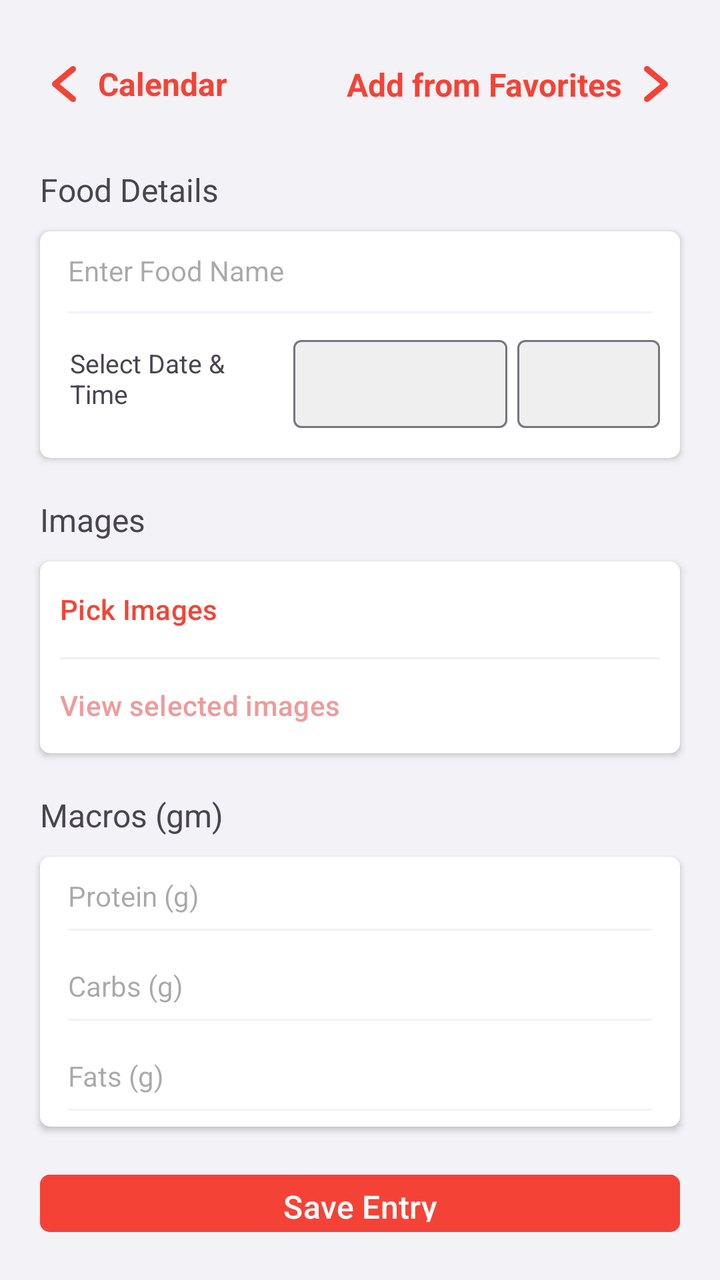
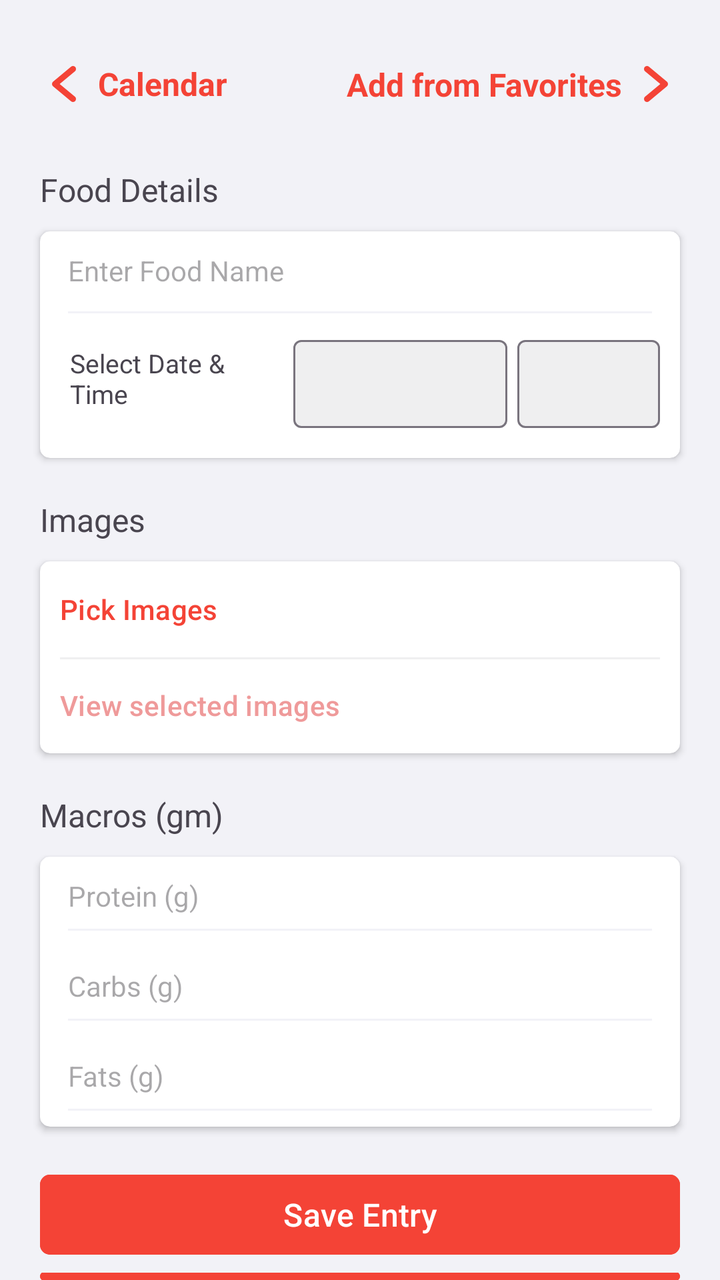

An Android layout rendered at two revisions. The XML below is the earlier revision; the diff shows what the commit changed to produce the second picture.
<!-- AndroidManifest.xml: application theme Theme.ExActHealth -->
<!-- res/layout/activity_add_food.xml -->
<?xml version="1.0" encoding="utf-8"?>
<RelativeLayout
    xmlns:android="http://schemas.android.com/apk/res/android"
    xmlns:app="http://schemas.android.com/apk/res-auto"
    xmlns:tools="http://schemas.android.com/tools"
    android:layout_width="match_parent"
    android:layout_height="match_parent"
    android:layout_gravity="center"
    android:background="@color/light_gray">

    <RelativeLayout
        android:id="@+id/food_details_toolbar_layout"
        android:layout_width="wrap_content"
        android:layout_height="wrap_content"
        android:layout_marginTop="30dp"
        android:layout_alignStart="@+id/food_details_title"
        android:layout_alignEnd="@+id/food_details_title">

        <RelativeLayout
            android:id="@+id/back_to_calendar_layout"
            android:layout_width="wrap_content"
            android:layout_height="wrap_content"
            android:clickable="true"
            android:focusable="true">

            <ImageView
                android:id="@+id/back_to_calendar_icon"
                android:layout_width="wrap_content"
                android:layout_height="wrap_content"
                android:background="@drawable/back_button">
            </ImageView>

            <TextView
                android:id="@+id/back_to_calendar_text"
                android:layout_width="wrap_content"
                android:layout_height="wrap_content"
                android:layout_toEndOf="@+id/back_to_calendar_icon"
                android:layout_alignBottom="@+id/back_to_calendar_icon"
                android:layout_alignTop="@+id/back_to_calendar_icon"
                android:layout_marginStart="5dp"
                android:gravity="center"
                android:text="Calendar"
                android:textColor="@color/red"
                android:textStyle="bold"
                android:textSize="16sp">
            </TextView>

        </RelativeLayout>

        <androidx.constraintlayout.widget.ConstraintLayout
            android:id="@+id/add_from_favorites_layout"
            android:layout_width="wrap_content"
            android:layout_height="wrap_content"
            android:layout_alignParentEnd="true"
            android:clickable="true"
            android:focusable="true">

            <TextView
                android:id="@+id/add_from_favorites_text"
                android:layout_width="wrap_content"
                android:layout_height="wrap_content"
                android:layout_marginEnd="5dp"
                android:gravity="center"
                android:text="Add from Favorites"
                android:textColor="@color/red"
                android:textSize="16sp"
                android:textStyle="bold"
                app:layout_constraintBottom_toBottomOf="@+id/add_from_favorites_icon"
                app:layout_constraintEnd_toStartOf="@+id/add_from_favorites_icon"
                app:layout_constraintTop_toTopOf="@+id/add_from_favorites_icon">
            </TextView>

            <ImageView
                android:id="@+id/add_from_favorites_icon"
                android:layout_width="wrap_content"
                android:layout_height="wrap_content"
                android:background="@drawable/forward_button"
                app:layout_constraintEnd_toEndOf="parent"
                app:layout_constraintTop_toTopOf="parent">
            </ImageView>

        </androidx.constraintlayout.widget.ConstraintLayout>

    </RelativeLayout>

    <TextView
        android:id="@+id/food_details_title"
        android:layout_width="match_parent"
        android:layout_height="wrap_content"
        android:layout_below="@+id/food_details_toolbar_layout"
        android:layout_marginTop="30dp"
        android:layout_marginStart="20dp"
        android:layout_marginEnd="20dp"
        android:textSize="16sp"
        android:text="@string/food_details_title">
    </TextView>

    <androidx.cardview.widget.CardView
        android:id="@+id/food_details_card_view"
        android:layout_width="match_parent"
        android:layout_height="wrap_content"
        android:layout_below="@+id/food_details_title"
        android:layout_marginTop="10dp"
        android:layout_marginStart="20dp"
        android:layout_marginEnd="20dp"

        app:contentPaddingLeft="10dp"
        app:contentPaddingRight="10dp"
        app:cardCornerRadius="5dp">

        <RelativeLayout
            android:id="@+id/food_details_layout"
            android:layout_width="match_parent"
            android:layout_height="match_parent">

            <EditText
                android:id="@+id/food_name_text_edit"
                android:theme="@style/DialogTheme"
                android:layout_width="match_parent"
                android:layout_height="wrap_content"
                android:paddingBottom="20dp"
                android:gravity="center_vertical"
                android:hint="@string/enter_food_name_hint"
                android:textSize="14sp"
                android:backgroundTint="@color/light_gray"
                android:inputType="textPersonName"
                android:autofillHints="name">
            </EditText>

            <LinearLayout
                android:id="@+id/food_details_date_time_layout"
                android:layout_width="match_parent"
                android:layout_height="wrap_content"
                android:layout_below="@+id/food_name_text_edit"
                android:orientation="horizontal"
                android:paddingStart="5dp"
                android:paddingBottom="15dp"
                android:gravity="center_horizontal"
                android:weightSum="12">

                <TextView
                    android:id="@+id/food_details_date_time_text"
                    android:layout_weight="4.5"
                    android:layout_width="0dp"
                    android:layout_height="match_parent"
                    android:layout_gravity="center"
                    android:gravity="center_vertical"
                    android:text="@string/select_date_and_time_title"
                    android:textSize="13sp">
                </TextView>

                <com.google.android.material.textfield.TextInputLayout
                    android:id="@+id/food_details_date_layout"
                    android:layout_weight="4.5"
                    android:layout_width="0dp"
                    android:layout_height="match_parent"
                    android:layout_marginStart="5dp"
                    android:layout_marginEnd="5dp"

                    app:boxBackgroundColor="@color/mid_gray">

                    <com.google.android.material.textfield.TextInputEditText
                        android:id="@+id/food_details_date_input"
                        android:layout_width="match_parent"
                        android:layout_height="match_parent"
                        android:gravity="center"
                        android:focusable="false"
                        android:cursorVisible="false"
                        android:focusableInTouchMode="false"
                        android:clickable="false"
                        android:inputType="date"
                        android:padding="10dp"
                        android:textSize="14sp">
                    </com.google.android.material.textfield.TextInputEditText>

                </com.google.android.material.textfield.TextInputLayout>

                <com.google.android.material.textfield.TextInputLayout
                    android:id="@+id/food_details_time_layout"
                    android:layout_weight="3"
                    android:layout_width="0dp"
                    android:layout_height="match_parent"

                    app:boxBackgroundColor="@color/mid_gray">

                    <com.google.android.material.textfield.TextInputEditText
                        android:id="@+id/food_details_time_input"
                        android:layout_width="match_parent"
                        android:layout_height="match_parent"
                        android:gravity="center"
                        android:focusable="false"
                        android:cursorVisible="false"
                        android:focusableInTouchMode="false"
                        android:clickable="false"
                        android:inputType="time"
                        android:padding="10dp"
                        android:textSize="14sp">
                    </com.google.android.material.textfield.TextInputEditText>

                </com.google.android.material.textfield.TextInputLayout>

            </LinearLayout>

        </RelativeLayout>

    </androidx.cardview.widget.CardView>

    <TextView
        android:id="@+id/food_details_images_title"
        android:layout_width="match_parent"
        android:layout_height="wrap_content"
        android:layout_below="@+id/food_details_card_view"
        android:layout_marginTop="20dp"
        android:layout_marginStart="20dp"
        android:layout_marginEnd="20dp"
        android:textSize="16sp"
        android:text="@string/images_title">
    </TextView>

    <androidx.cardview.widget.CardView
        android:id="@+id/food_details_images_card_view"
        android:layout_width="match_parent"
        android:layout_height="wrap_content"
        android:layout_below="@+id/food_details_images_title"
        android:layout_marginTop="10dp"
        android:layout_marginStart="20dp"
        android:layout_marginEnd="20dp"

        app:contentPaddingLeft="10dp"
        app:contentPaddingRight="10dp"
        app:cardCornerRadius="5dp">

        <RelativeLayout
            android:id="@+id/food_details_images_layout"
            android:layout_width="match_parent"
            android:layout_height="match_parent">

            <Button
                android:id="@+id/food_details_pick_images_button"
                android:layout_width="match_parent"
                android:layout_height="wrap_content"
                android:gravity="center_vertical"
                android:padding="0dp"
                android:backgroundTint="@color/white"
                android:text="@string/pick_images"
                android:textColor="@color/red"
                android:textSize="14sp"
                android:textStyle="normal">
            </Button>

            <View
                android:layout_width="match_parent"
                android:layout_below="@+id/food_details_pick_images_button"
                android:layout_height="1dp"
                android:background="@color/mid_gray">
            </View>

            <Button
                android:id="@+id/food_details_selected_images_button"
                android:layout_width="match_parent"
                android:layout_height="wrap_content"
                android:layout_below="@+id/food_details_pick_images_button"
                android:gravity="center_vertical"
                android:padding="0dp"
                android:backgroundTint="@color/white"
                android:text="@string/view_selected_images"
                android:textColor="@color/light_red"
                android:textSize="14sp"
                android:textStyle="normal"
                android:enabled="false">
            </Button>

        </RelativeLayout>

    </androidx.cardview.widget.CardView>

    <TextView
        android:id="@+id/food_details_macros_title"
        android:layout_width="match_parent"
        android:layout_height="wrap_content"
        android:layout_below="@+id/food_details_images_card_view"
        android:layout_marginTop="20dp"
        android:layout_marginStart="20dp"
        android:layout_marginEnd="20dp"
        android:textSize="16sp"
        android:text="@string/macros">
    </TextView>

    <androidx.cardview.widget.CardView
        android:id="@+id/macros_card_view"
        android:layout_width="match_parent"
        android:layout_height="wrap_content"
        android:layout_below="@+id/food_details_macros_title"
        android:layout_marginTop="10dp"
        android:layout_marginStart="20dp"
        android:layout_marginEnd="20dp"

        app:contentPaddingLeft="10dp"
        app:contentPaddingRight="10dp"
        app:cardCornerRadius="5dp">

        <RelativeLayout
            android:id="@+id/food_details_macros_layout"
            android:layout_width="match_parent"
            android:layout_height="match_parent">

            <EditText
                android:id="@+id/protein_text_edit"
                android:theme="@style/DialogTheme"
                android:layout_width="match_parent"
                android:layout_height="wrap_content"
                android:paddingBottom="16dp"
                android:gravity="center_vertical"
                android:hint="@string/protein"
                android:textSize="14sp"
                android:backgroundTint="@color/light_gray"
                android:inputType="number"
                android:importantForAutofill="no">
            </EditText>

            <EditText
                android:id="@+id/carbs_text_edit"
                android:theme="@style/DialogTheme"
                android:layout_width="match_parent"
                android:layout_height="wrap_content"
                android:layout_below="@+id/protein_text_edit"
                android:paddingBottom="16dp"
                android:gravity="center_vertical"
                android:hint="@string/carbs"
                android:textSize="14sp"
                android:backgroundTint="@color/light_gray"
                android:inputType="number"
                android:importantForAutofill="no">
            </EditText>

            <EditText
                android:id="@+id/fats_text_edit"
                android:theme="@style/DialogTheme"
                android:layout_width="match_parent"
                android:layout_height="wrap_content"
                android:layout_below="@+id/carbs_text_edit"
                android:paddingBottom="16dp"
                android:gravity="center_vertical"
                android:hint="@string/fats"
                android:textSize="14sp"
                android:backgroundTint="@color/light_gray"
                android:inputType="number"
                android:importantForAutofill="no">
            </EditText>

        </RelativeLayout>

    </androidx.cardview.widget.CardView>

    <Button
        android:id="@+id/food_details_save_entry_button"
        android:layout_width="match_parent"
        android:layout_height="wrap_content"
        android:layout_below="@+id/macros_card_view"
        android:gravity="center"
        android:layout_margin="20dp"
        android:paddingTop="5dp"
        android:paddingBottom="5dp"
        android:backgroundTint="@color/red"
        android:text="@string/save_entry"
        android:textColor="@color/white"
        android:textSize="16sp"
        android:textStyle="normal"
        app:cornerRadius="5dp">
    </Button>

</RelativeLayout>
<!-- resources referenced by this layout -->
<resources>
  <color name="light_gray">#F2F2F7</color>
  <color name="light_red">#EF9A9A</color>
  <color name="mid_gray">#EFEFF0</color>
  <color name="red">#F44336</color>
  <color name="white">#FFFFFFFF</color>
  <!-- drawable back_button (drawable) -->
  <vector xmlns:android="http://schemas.android.com/apk/res/android"
      android:width="24dp"
      android:height="24dp"
      android:viewportWidth="96"
      android:viewportHeight="96">
    <path
        android:fillColor="@color/red"
        android:pathData="M39.376,48.002l30.47,-25.39a6.003,6.003 0,0 0,-7.688 -9.223L26.156,43.391a6.009,6.009 0,0 0,0 9.223L62.158,82.615a6.003,6.003 0,0 0,7.688 -9.223Z"/>
  </vector>
  <!-- drawable forward_button (drawable) -->
  <vector xmlns:android="http://schemas.android.com/apk/res/android"
      android:width="24dp"
      android:height="24dp"
      android:viewportWidth="96"
      android:viewportHeight="96">
    <path
        android:fillColor="@color/red"
        android:pathData="M69.844,43.388 L33.842,13.386a6.003,6.003 0,0 0,-7.688 9.223l30.47,25.39 -30.47,25.39a6.003,6.003 0,0 0,7.688 9.223L69.844,52.611a6.009,6.009 0,0 0,0 -9.223Z"/>
  </vector>
  <string name="carbs">Carbs (g)</string>
  <string name="enter_food_name_hint">Enter Food Name</string>
  <string name="fats">Fats (g)</string>
  <string name="food_details_title">Food Details</string>
  <string name="images_title">Images</string>
  <string name="macros">Macros (gm)</string>
  <string name="pick_images">Pick Images</string>
  <string name="protein">Protein (g)</string>
  <string name="save_entry">Save Entry</string>
  <string name="select_date_and_time_title">Select Date &amp; Time</string>
  <string name="view_selected_images">View selected images</string>
  <style name="DialogTheme" parent="Theme.Material3.Light.Dialog">
          <item name="colorAccent">@color/red</item>
          <item name="colorOnPrimary">@color/red</item>
          <item name="colorControlActivated">@color/red</item>
      </style>
  <style name="Theme.ExActHealth" parent="Base.Theme.ExActHealth" />
  <style name="Base.Theme.ExActHealth" parent="Theme.Material3.Light.NoActionBar">
          
          <item name="colorPrimary">@color/red</item>
          <item name="android:itemBackground">@color/white</item>
      </style>
</resources>

<!-- the commit's change to res/layout/activity_add_food.xml (unified diff, before → after) -->
@@ -358,7 +358,9 @@
         android:layout_height="wrap_content"
         android:layout_below="@+id/macros_card_view"
         android:gravity="center"
-        android:layout_margin="20dp"
+        android:layout_marginTop="20dp"
+        android:layout_marginStart="20dp"
+        android:layout_marginEnd="20dp"
         android:paddingTop="5dp"
         android:paddingBottom="5dp"
         android:backgroundTint="@color/red"
@@ -369,4 +371,23 @@
         app:cornerRadius="5dp">
     </Button>
 
+    <Button
+        android:id="@+id/food_details_add_to_favorite_button"
+        android:layout_width="match_parent"
+        android:layout_height="wrap_content"
+        android:layout_below="@+id/food_details_save_entry_button"
+        android:gravity="center"
+        android:layout_marginTop="5dp"
+        android:layout_marginStart="20dp"
+        android:layout_marginEnd="20dp"
+        android:paddingTop="5dp"
+        android:paddingBottom="5dp"
+        android:backgroundTint="@color/red"
+        android:text="@string/add_to_favorite"
+        android:textColor="@color/white"
+        android:textSize="16sp"
+        android:textStyle="normal"
+        app:cornerRadius="5dp">
+    </Button>
+
 </RelativeLayout>
<!-- resource entries referenced after the edit -->
@@ -25,6 +25,7 @@
         android:fillColor="@color/red"
         android:pathData="M69.844,43.388 L33.842,13.386a6.003,6.003 0,0 0,-7.688 9.223l30.47,25.39 -30.47,25.39a6.003,6.003 0,0 0,7.688 9.223L69.844,52.611a6.009,6.009 0,0 0,0 -9.223Z"/>
   </vector>
+  <string name="add_to_favorite">Add to Favorites</string>
   <string name="carbs">Carbs (g)</string>
   <string name="enter_food_name_hint">Enter Food Name</string>
   <string name="fats">Fats (g)</string>
